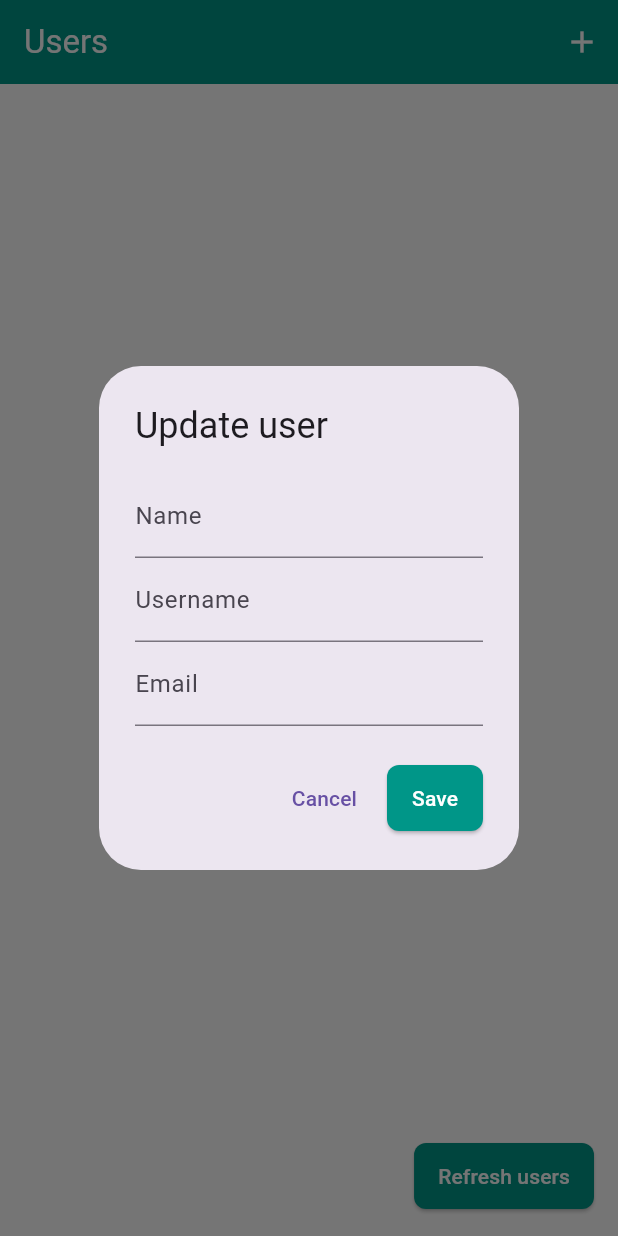
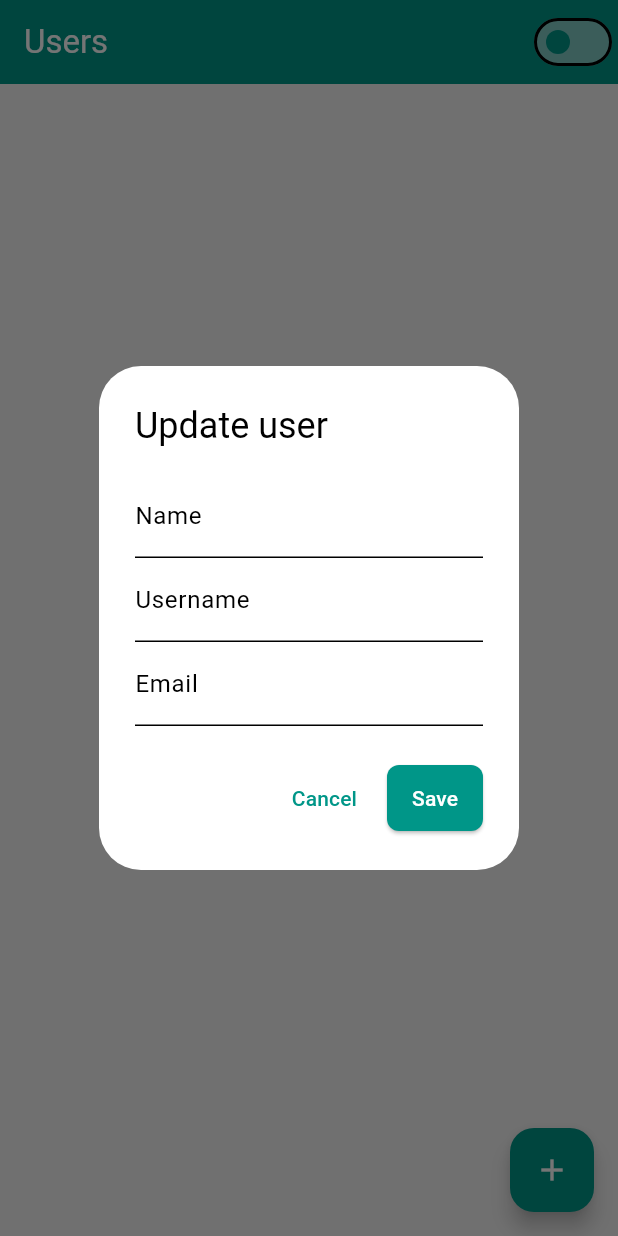
Before and after one commit to petrovicmirko/users_app, a Flutter app: the screen it shows after launch, after a tap on the "add" icon, on a phone screen of 412 x 824 dp. Run offline on Flutter 3.47's test engine with Material 3 defaults, Android fonts, the phone set to English and light mode, and no system bars; our stand-ins replace sqflite; accounts and stored records are empty; network calls fail.

Commit message:
Added dark theme and changed button for adding users

```diff
--- a/lib/main.dart
+++ b/lib/main.dart
@@ -1,11 +1,20 @@
 import 'package:flutter/material.dart';
 import 'package:users_app/ui/core/themes/app_theme.dart';
+import 'package:users_app/ui/core/themes/theme_provider.dart';
 import 'package:users_app/ui/user/widgets/user_screen.dart';
 import 'package:provider/provider.dart';
 import 'package:users_app/ui/user/view_model/user_view_model.dart';
 
 void main() {
-  runApp(const MainApp());
+  runApp(
+    MultiProvider(
+      providers: [
+        ChangeNotifierProvider<UserViewModel>(create: (_) => UserViewModel()),
+        ChangeNotifierProvider<ThemeProvider>(create: (_) => ThemeProvider()),
+      ],
+      child: const MainApp(),
+    ),
+  );
 }
 
 class MainApp extends StatelessWidget {
@@ -13,14 +22,15 @@ class MainApp extends StatelessWidget {
 
   @override
   Widget build(BuildContext context) {
-    return ChangeNotifierProvider<UserViewModel>(
-      create: (context) => UserViewModel(),
-      child: MaterialApp(
-        title: 'Users App',
-        theme: AppTheme.lightTheme,
-        debugShowCheckedModeBanner: false,
-        home: UserScreen(),
-      ),
+    final themeProvider = Provider.of<ThemeProvider>(context);
+
+    return MaterialApp(
+      title: 'Users App',
+      themeMode: themeProvider.themeMode,
+      theme: AppTheme.lightTheme,
+      darkTheme: AppTheme.darkTheme,
+      debugShowCheckedModeBanner: false,
+      home: UserScreen(),
     );
   }
 }
--- a/lib/ui/core/themes/app_theme.dart
+++ b/lib/ui/core/themes/app_theme.dart
@@ -2,17 +2,80 @@ import 'package:flutter/material.dart';
 
 class AppTheme {
   static ThemeData get lightTheme => ThemeData(
-    primarySwatch: Colors.teal,
-    scaffoldBackgroundColor: Colors.white,
+    brightness: Brightness.light,
+    colorScheme: ColorScheme.light(
+      primary: Colors.teal,
+      secondary: Colors.tealAccent,
+      surface: Colors.white,
+      background: Color(0xFFF5F5F5),
+      onPrimary: Colors.white,
+      onSecondary: Colors.black,
+      onSurface: Colors.black,
+      onBackground: Colors.black,
+    ),
+    scaffoldBackgroundColor: Color(0xFFF5F5F5),
     appBarTheme: const AppBarTheme(
       backgroundColor: Colors.teal,
       foregroundColor: Colors.white,
+      elevation: 0,
     ),
     elevatedButtonTheme: ElevatedButtonThemeData(
       style: ElevatedButton.styleFrom(
         backgroundColor: Colors.teal,
         foregroundColor: Colors.white,
+        shape: RoundedRectangleBorder(borderRadius: BorderRadius.circular(8)),
       ),
+    ),
+    floatingActionButtonTheme: FloatingActionButtonThemeData(
+      backgroundColor: Colors.teal,
+      foregroundColor: Colors.white,
+    ),
+    listTileTheme: const ListTileThemeData(
+      tileColor: Colors.white,
+      textColor: Colors.black87,
+    ),
+    switchTheme: SwitchThemeData(
+      thumbColor: MaterialStateProperty.all(Colors.teal),
+      trackColor: MaterialStateProperty.all(Colors.teal.shade200),
+    ),
+  );
+
+  static ThemeData get darkTheme => ThemeData(
+    brightness: Brightness.dark,
+    colorScheme: ColorScheme.dark(
+      primary: Colors.teal.shade200,
+      secondary: Colors.tealAccent,
+      surface: Color(0xFF1E1E1E),
+      background: Color(0xFF121212),
+      onPrimary: Colors.black,
+      onSecondary: Colors.black,
+      onSurface: Colors.white,
+      onBackground: Colors.white,
+    ),
+    scaffoldBackgroundColor: Colors.black,
+    appBarTheme: AppBarTheme(
+      backgroundColor: Colors.teal.shade900,
+      foregroundColor: Colors.white,
+      elevation: 0,
+    ),
+    elevatedButtonTheme: ElevatedButtonThemeData(
+      style: ElevatedButton.styleFrom(
+        backgroundColor: Colors.teal.shade700,
+        foregroundColor: Colors.white,
+        shape: RoundedRectangleBorder(borderRadius: BorderRadius.circular(8)),
+      ),
+    ),
+    floatingActionButtonTheme: FloatingActionButtonThemeData(
+      backgroundColor: Colors.teal.shade600,
+      foregroundColor: Colors.white,
+    ),
+    listTileTheme: ListTileThemeData(
+      tileColor: Colors.teal.shade800,
+      textColor: Colors.white,
+    ),
+    switchTheme: SwitchThemeData(
+      thumbColor: MaterialStateProperty.all(Colors.tealAccent),
+      trackColor: MaterialStateProperty.all(Colors.teal.shade600),
     ),
   );
 }
--- /dev/null
+++ b/lib/ui/core/themes/theme_provider.dart
@@ -0,0 +1,14 @@
+import 'package:flutter/material.dart';
+
+class ThemeProvider extends ChangeNotifier {
+  ThemeMode _themeMode = ThemeMode.light;
+
+  ThemeMode get themeMode => _themeMode;
+
+  bool get isDarkMode => _themeMode == ThemeMode.dark;
+
+  void toggleTheme(bool isOn) {
+    _themeMode = isOn ? ThemeMode.dark : ThemeMode.light;
+    notifyListeners();
+  }
+}
--- /dev/null
+++ b/lib/ui/core/ui/custom_floating_action_button.dart
@@ -0,0 +1,18 @@
+import 'package:flutter/material.dart';
+
+class CustomFloatingActionButton extends StatelessWidget {
+  // final String text;
+  final VoidCallback onPressed;
+  final IconData icon;
+
+  const CustomFloatingActionButton({
+    super.key,
+    required this.onPressed,
+    required this.icon,
+  });
+
+  @override
+  Widget build(BuildContext context) {
+    return FloatingActionButton(onPressed: onPressed, child: Icon(icon));
+  }
+}
--- a/lib/ui/user/widgets/user_screen.dart
+++ b/lib/ui/user/widgets/user_screen.dart
@@ -1,7 +1,9 @@
 import 'package:flutter/material.dart';
 import 'package:provider/provider.dart';
 
-import 'package:users_app/ui/core/ui/custom_button.dart';
+import 'package:users_app/ui/core/themes/theme_provider.dart';
+import 'package:users_app/ui/core/ui/custom_floating_action_button.dart';
+
 import 'package:users_app/ui/user/view_model/user_view_model.dart';
 import 'package:users_app/ui/user/widgets/add_user_dialog.dart';
 
@@ -14,14 +16,13 @@ class UserScreen extends StatelessWidget {
       appBar: AppBar(
         title: const Text('Users'),
         actions: [
-          IconButton(
-            onPressed: () {
-              showDialog(
-                context: context,
-                builder: (context) => const AddUserDialog(),
+          Consumer<ThemeProvider>(
+            builder: (context, themeProvider, _) {
+              return Switch(
+                value: themeProvider.isDarkMode,
+                onChanged: (value) => themeProvider.toggleTheme(value),
               );
             },
-            icon: Icon(Icons.add),
           ),
         ],
       ),
@@ -33,17 +34,23 @@ class UserScreen extends StatelessWidget {
               final user = userViewModel.users[index];
               return Dismissible(
                 key: Key(user.id.toString()),
-                background: Container(
+                background: Padding(
+                  padding: const EdgeInsets.only(top: 8.0),
+                  child: Container(
                     color: Colors.blue,
                     alignment: Alignment.centerLeft,
                     padding: const EdgeInsets.only(left: 16.0),
                     child: const Icon(Icons.edit, color: Colors.white),
                   ),
-                secondaryBackground: Container(
+                ),
+                secondaryBackground: Padding(
+                  padding: const EdgeInsets.only(top: 8.0),
+                  child: Container(
                     color: Colors.red,
                     alignment: Alignment.centerRight,
                     padding: const EdgeInsets.only(right: 16.0),
                     child: const Icon(Icons.delete, color: Colors.white),
+                  ),
                 ),
                 direction: DismissDirection.horizontal,
                 confirmDismiss: (direction) async {
@@ -103,18 +110,26 @@ class UserScreen extends StatelessWidget {
                         });
                   }
                 },
+                child: Padding(
+                  padding: const EdgeInsets.only(top: 8.0),
                   child: ListTile(
                     title: Text(user.name),
                     subtitle: Text(user.username),
+                  ),
                 ),
               );
             },
           );
         },
       ),
-      floatingActionButton: CustomButton(
-        text: 'Refresh users',
-        onPressed: context.read<UserViewModel>().fetchUsers,
+      floatingActionButton: CustomFloatingActionButton(
+        onPressed: () {
+          showDialog(
+            context: context,
+            builder: (context) => const AddUserDialog(),
+          );
+        },
+        icon: Icons.add,
       ),
     );
   }
```
Lines whose indentation alone changed are shown as unchanged.
